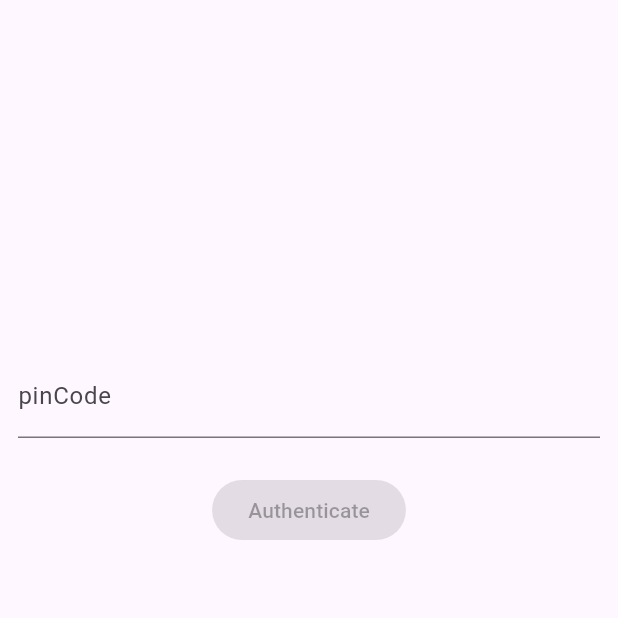
After one commit to Autoshi-k/flutter-login, a Flutter app: the AuthPage screen opened directly, on a phone screen of 412 x 824 dp, the top half of it. The commit adds this screen. Run offline on Flutter 3.47's test engine with Material 3 defaults, Android fonts, the phone set to English and light mode, and no system bars; our stand-ins replace bloc, equatable, flutter_bloc, formz; accounts and stored records are empty.

Commit message:
added pin code input and validation (hardcoded)

```diff
--- a/lib/features/login/bloc/authentication_bloc.dart
+++ b/lib/features/login/bloc/authentication_bloc.dart
@@ -43,6 +43,8 @@ class AuthenticationBloc extends Bloc<AuthenticationEvent, AuthenticationState>
     switch (event.status) {
       case AuthenticationStatus.unauthenticated:
         return emit(const AuthenticationState.unauthenticated());
+      case AuthenticationStatus.pendingAuthentication:
+        return emit(const AuthenticationState.pendingAuthentication());
       case AuthenticationStatus.authenticated:
         final user = await _tryGetUser();
         return emit(
--- a/lib/features/login/bloc/authentication_state.dart
+++ b/lib/features/login/bloc/authentication_state.dart
@@ -14,6 +14,9 @@ class AuthenticationState extends Equatable {
   const AuthenticationState.unauthenticated()
       : this._(status: AuthenticationStatus.unauthenticated);
 
+  const AuthenticationState.pendingAuthentication()
+      : this._(status: AuthenticationStatus.pendingAuthentication);
+
   final AuthenticationStatus status;
   final User user;
 
--- a/lib/features/login/bloc/login_bloc.dart
+++ b/lib/features/login/bloc/login_bloc.dart
@@ -1,4 +1,5 @@
 import 'package:authentication_repository/authentication_repository.dart';
+import 'package:basic_login/features/login/models/pin_code.dart';
 import 'package:bloc/bloc.dart';
 import 'package:equatable/equatable.dart';
 import 'package:formz/formz.dart';
@@ -16,7 +17,9 @@ class LoginBloc extends Bloc<LoginEvent, LoginState> {
         super(const LoginState()) {
     on<LoginUsernameChanged>(_onUsernameChanged);
     on<LoginPasswordChanged>(_onPasswordChanged);
+    on<LoginPinCodeChanged>(_onPinCodeChanged);
     on<LoginSubmitted>(_onSubmitted);
+    on<PinSubmitted>(_onPinSubmitted);
   }
 
   final AuthenticationRepository _authenticationRepository;
@@ -47,6 +50,19 @@ class LoginBloc extends Bloc<LoginEvent, LoginState> {
     );
   }
 
+  void _onPinCodeChanged(
+      LoginPinCodeChanged event,
+      Emitter<LoginState> emit,
+      ) {
+    final pinCode = PinCode.dirty(event.pinCode);
+    emit(
+      state.copyWith(
+        pinCode: pinCode,
+        isValid: Formz.validate([pinCode]),
+      ),
+    );
+  }
+
   Future<void> _onSubmitted(
       LoginSubmitted event,
       Emitter<LoginState> emit,
@@ -64,4 +80,21 @@ class LoginBloc extends Bloc<LoginEvent, LoginState> {
       }
     }
   }
+
+  Future<void> _onPinSubmitted(
+      PinSubmitted event,
+      Emitter<LoginState> emit,
+      ) async {
+    if (state.isValid) {
+      emit(state.copyWith(status: FormzSubmissionStatus.inProgress));
+      try {
+        await _authenticationRepository.authenticatePhoneNumber(
+          pin: state.pinCode.value,
+        );
+        emit(state.copyWith(status: FormzSubmissionStatus.success));
+      } catch (_) {
+        emit(state.copyWith(status: FormzSubmissionStatus.failure));
+      }
+    }
+  }
 }
--- a/lib/features/login/bloc/login_event.dart
+++ b/lib/features/login/bloc/login_event.dart
@@ -16,6 +16,15 @@ class LoginUsernameChanged extends LoginEvent {
   List<Object> get props => [username];
 }
 
+class LoginPinCodeChanged extends LoginEvent {
+  const LoginPinCodeChanged(this.pinCode);
+
+  final String pinCode;
+
+  @override
+  List<Object> get props => [pinCode];
+}
+
 class LoginPasswordChanged extends LoginEvent {
   const LoginPasswordChanged(this.password);
 
@@ -28,3 +37,7 @@ class LoginPasswordChanged extends LoginEvent {
 class LoginSubmitted extends LoginEvent {
   const LoginSubmitted();
 }
+
+class PinSubmitted extends LoginEvent {
+  const PinSubmitted();
+}
--- a/lib/features/login/bloc/login_state.dart
+++ b/lib/features/login/bloc/login_state.dart
@@ -5,28 +5,32 @@ class LoginState extends Equatable {
     this.status = FormzSubmissionStatus.initial,
     this.username = const Username.pure(),
     this.password = const Password.pure(),
+    this.pinCode = const PinCode.pure(),
     this.isValid = false,
   });
 
   final FormzSubmissionStatus status;
   final Username username;
   final Password password;
+  final PinCode pinCode;
   final bool isValid;
 
   LoginState copyWith({
     FormzSubmissionStatus? status,
     Username? username,
     Password? password,
+    PinCode? pinCode,
     bool? isValid,
   }) {
     return LoginState(
       status: status ?? this.status,
       username: username ?? this.username,
       password: password ?? this.password,
+      pinCode: pinCode ?? this.pinCode,
       isValid: isValid ?? this.isValid,
     );
   }
 
   @override
-  List<Object> get props => [status, username, password];
+  List<Object> get props => [status, username, password, pinCode];
 }
--- /dev/null
+++ b/lib/features/login/models/pin_code.dart
@@ -0,0 +1,16 @@
+import 'package:formz/formz.dart';
+
+enum PinCodeValidationError { empty, tooShort, tooLong }
+
+class PinCode extends FormzInput<String, PinCodeValidationError> {
+  const PinCode.pure() : super.pure('');
+  const PinCode.dirty([super.value = '']) : super.dirty();
+
+  @override
+  PinCodeValidationError? validator(String value) {
+    if (value.isEmpty) return PinCodeValidationError.empty;
+    if (value.length < 5) return PinCodeValidationError.tooShort;
+    if (value.length > 6) return PinCodeValidationError.tooLong;
+    return null;
+  }
+}
--- /dev/null
+++ b/lib/features/login/view/auth_page.dart
@@ -0,0 +1,32 @@
+import 'package:authentication_repository/authentication_repository.dart';
+import 'package:basic_login/features/login/view/login_pin_form.dart';
+import 'package:flutter/material.dart';
+import 'package:flutter_bloc/flutter_bloc.dart';
+
+import '../bloc/login_bloc.dart';
+
+class AuthPage extends StatelessWidget {
+  const AuthPage({super.key});
+
+  static Route<void> route() {
+    return MaterialPageRoute<void>(builder: (_) => const AuthPage());
+  }
+
+  @override
+  Widget build(BuildContext context) {
+    return Scaffold(
+      body: Padding(
+        padding: const EdgeInsets.all(12),
+        child: BlocProvider(
+          create: (context) {
+            return LoginBloc(
+              authenticationRepository:
+              RepositoryProvider.of<AuthenticationRepository>(context),
+            );
+          },
+          child: const LoginPinForm(),
+        ),
+      ),
+    );
+  }
+}
--- /dev/null
+++ b/lib/features/login/view/login_pin_form.dart
@@ -0,0 +1,77 @@
+import 'package:flutter/material.dart';
+import 'package:flutter_bloc/flutter_bloc.dart';
+import 'package:formz/formz.dart';
+
+import '../bloc/login_bloc.dart';
+
+class LoginPinForm extends StatelessWidget {
+  const LoginPinForm({super.key});
+
+  @override
+  Widget build(BuildContext context) {
+    return BlocListener<LoginBloc, LoginState>(
+      listener: (context, state) {
+        if (state.status.isFailure) {
+          ScaffoldMessenger.of(context)
+            ..hideCurrentSnackBar()
+            ..showSnackBar(
+              const SnackBar(content: Text('Authentication Failure')),
+            );
+        }
+      },
+      child: Align(
+        alignment: const Alignment(0, -1 / 3),
+        child: Column(
+          mainAxisSize: MainAxisSize.min,
+          children: [
+            _PinCodeInput(),
+            const Padding(padding: EdgeInsets.all(12)),
+            _AuthenticateButton(),
+          ],
+        ),
+      ),
+    );
+  }
+}
+
+class _PinCodeInput extends StatelessWidget {
+  @override
+  Widget build(BuildContext context) {
+    return BlocBuilder<LoginBloc, LoginState>(
+      buildWhen: (previous, current) => previous.pinCode != current.pinCode,
+      builder: (context, state) {
+        return TextField(
+          key: const Key('loginForm_usernameInput_textField'),
+          onChanged: (pinCode) =>
+              context.read<LoginBloc>().add(LoginPinCodeChanged(pinCode)),
+          decoration: InputDecoration(
+            labelText: 'pinCode',
+            errorText:
+            state.pinCode.displayError != null ? 'invalid username' : null,
+          ),
+        );
+      },
+    );
+  }
+}
+
+class _AuthenticateButton extends StatelessWidget {
+  @override
+  Widget build(BuildContext context) {
+    return BlocBuilder<LoginBloc, LoginState>(
+      builder: (context, state) {
+        return state.status.isInProgress
+            ? const CircularProgressIndicator()
+            : ElevatedButton(
+          key: const Key('loginForm_continue_raisedButton'),
+          onPressed: state.isValid
+              ? () {
+            context.read<LoginBloc>().add(const PinSubmitted());
+          }
+              : null,
+          child: const Text('Authenticate'),
+        );
+      },
+    );
+  }
+}
```
Also changed, not shown: lib/app.dart (+7 -0 lines), packages/authentication_repository/lib/src/authentication_repository.dart (+18 -2 lines).
